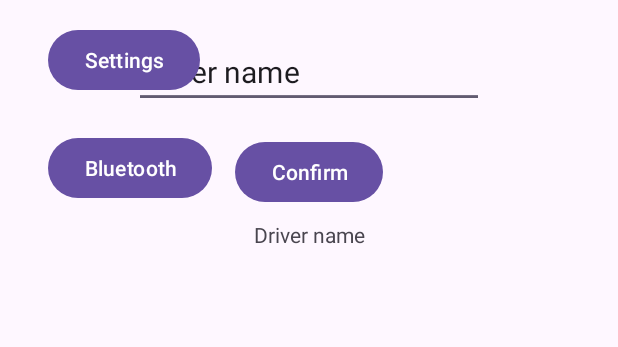
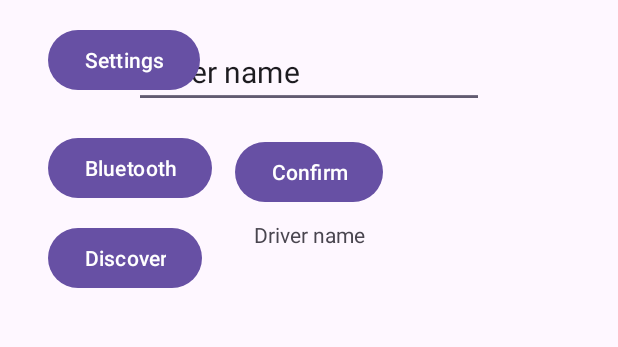
Before and after one commit to Claudiu0707/car-controller, an Android app: the screen it shows after launch (MainActivity), after a tap on "Bluetooth", on a phone screen of 412 x 824 dp, the part 114-461 px from its top. Run offline under Robolectric (Android 15) with nearby library versions, the phone set to English and light mode, and no system bars.

```diff
--- a/app/src/main/java/com/example/carcontroller/MainActivity.java
+++ b/app/src/main/java/com/example/carcontroller/MainActivity.java
@@ -1,6 +1,11 @@
 package com.example.carcontroller;
 
+import android.Manifest;
+import android.content.BroadcastReceiver;
+import android.content.Context;
 import android.content.Intent;
+import android.content.IntentFilter;
+import android.content.pm.PackageManager;
 import android.os.Bundle;
 import android.util.*;
 import android.view.*;
@@ -8,67 +13,135 @@ import android.widget.*;
 
 import android.bluetooth.*;
 
-import androidx.activity.result.ActivityResult;
-import androidx.activity.result.ActivityResultCallback;
 import androidx.activity.result.ActivityResultLauncher;
 import androidx.activity.result.contract.ActivityResultContracts;
 import androidx.appcompat.app.AppCompatActivity;
 
+/*
+*   Notes:
+*       - I implemented a bluetooth broadcast receiver
+*       - I think that method turn bluetooth on is almost done (no changes for now)
+*       - In onDestroy i ensure that I cancel any discovery in progress and unregister any receivers
+*
+*       - I should continue with saving the data of the discovered bluetooth devices (maybe using the  ArrayAdapter<BluetoothDevice> devicesDiscovered;)
+*       - Some links I found:
+*               - https://stackoverflow.com/questions/15120502/how-to-save-a-list-of-discoverable-bluetooth-devices-in-android
+*               - https://developer.android.com/develop/connectivity/bluetooth/find-bluetooth-devices
+*               - https://developer.android.com/develop/connectivity/bluetooth/connect-bluetooth-devices
+*
+*       - Also search how can you emulate other bluetooth devices
+*
+*       - Sometimes in future, I should better organize the code
+*/
+
 public class MainActivity extends AppCompatActivity {
+    ActivityResultLauncher<Intent> launchData = null;
+    BluetoothManager myBluetoothManager = null;
+    BluetoothAdapter myBluetoothAdapter = null;
+    ArrayAdapter<BluetoothDevice> devicesDiscovered;
 
     @Override
     protected void onCreate(Bundle savedInstanceState) {
         super.onCreate(savedInstanceState);
         setContentView(R.layout.activity_main);
+
+        // Create a new context to get access to bluetooth resources
+        myBluetoothManager = getSystemService(BluetoothManager.class);
+        if(myBluetoothManager != null)
+            myBluetoothAdapter = myBluetoothManager.getAdapter();
+
+        // Register for broadcasts when a device is discovered
+        IntentFilter filter = new IntentFilter(BluetoothDevice.ACTION_FOUND);
+        registerReceiver(receiver, filter);
+
+        launchData = registerForActivityResult(
+                new ActivityResultContracts.StartActivityForResult(),
+                result ->{
+                    if (result.getResultCode() == RESULT_OK){
+                        Log.d("BluetoothOperations", "Bluetooth enabled successfully");
+                    } else{
+                        Log.d("BluetoothOperations", "Bluetooth request denied");
+                    }
+                });
     }
 
-//    ActivityResultLauncher<Intent> launchData = null;
-//    //Create a new context
-//    BluetoothManager myBluetoothManager = getSystemService(BluetoothManager.class);
-//    BluetoothAdapter myBluetoothAdapter = myBluetoothManager.getAdapter();
+    @Override
+    protected void onDestroy(){
+        super.onDestroy();
 
+        //F***ing permissions
+        if(checkSelfPermission(Manifest.permission.BLUETOOTH_SCAN)!=PackageManager.PERMISSION_GRANTED)
+            requestPermissions(new String[]{Manifest.permission.BLUETOOTH_SCAN}, 1);
+        myBluetoothAdapter.cancelDiscovery();
+        unregisterReceiver(receiver);
+    }
 
-    public void turnBluetooth(View v){
-//        launchData = registerForActivityResult(
-//                new ActivityResultContracts.StartActivityForResult(),
-//                new ActivityResultCallback<ActivityResult>() {
-//                    @Override
-//                    public void onActivityResult(ActivityResult result) {
-//                        if (result.getResultCode() == MainActivity.RESULT_OK){
-//                            //There are no requests codes
-//                            Intent data = result.getData();
-//                            data.getStringExtra("details");
-//                        }
-//                    }
-//                });
-//        if(myBluetoothAdapter == null){
-//            //Device doesn't support Bluetooth
-//            Log.d(null, "Bluetooth N/A");
-//        }
-//        else{
-//            //Check if bluetooth device is enabled
-//            if(!myBluetoothAdapter.isEnabled()){
-//                //Bluetooth disabled => throw a request to enable bluetooth
-//                Intent enableBTIntent = new Intent(BluetoothAdapter.ACTION_REQUEST_ENABLE);
-//                launchData.launch(enableBTIntent);
-//                //ActivityResultContracts.StartActivityForResult(enableBTIntent, REQUEST_ENABLE_BT);
-//
-//            }
+    private final BroadcastReceiver receiver = new BroadcastReceiver() {
+        @Override
+        public void onReceive(Context context, Intent intent) {
+            String action = intent.getAction();
+            if(BluetoothDevice.ACTION_FOUND.equals(action)){
+                // Discovery has found a device. Get the BluetoothDevice object and its info from the Intent
+                BluetoothDevice device = intent.getParcelableExtra(BluetoothDevice.EXTRA_DEVICE, BluetoothDevice.class);
+                if (checkSelfPermission(Manifest.permission.BLUETOOTH_CONNECT)!= PackageManager.PERMISSION_GRANTED) {
+                    requestPermissions(new String[]{Manifest.permission.BLUETOOTH_CONNECT}, 1);
+                }
+                if(device != null){
+                    String deviceName = device.getName();
+                    String deviceHardwareAddress = device.getAddress(); // MAC address
+                    devicesDiscovered.add(device);
+                    Log.d("BluetoothOperations", "Device found");
+                }
+            }
         }
+    };
 
+    // Method is called to enable bluetooth (if not enabled already) and find available devices
+    public void turnBluetooth(View v) {
+        if (myBluetoothAdapter == null) {
+            //Device doesn't support Bluetooth
+            Log.d("BluetoothOperations", "Bluetooth N/A");
+            return;
+        }
+        // Check if bluetooth device is enabled and request permissions if not already given
+        if (!myBluetoothAdapter.isEnabled()) {
+            if (checkSelfPermission(Manifest.permission.BLUETOOTH_CONNECT)!= PackageManager.PERMISSION_GRANTED){
+                requestPermissions(new String[]{Manifest.permission.BLUETOOTH_CONNECT}, 1);
+                return;
+            }
+            // Bluetooth disabled => throw a request to enable bluetooth
+            Intent enableBTIntent = new Intent(BluetoothAdapter.ACTION_REQUEST_ENABLE);
+            launchData.launch(enableBTIntent);
+        }
+        else{
+            Log.d("BluetoothOperations", "Bluetooth already enabled");
+        }
+    }
 
-    public void handleDriverNameText(View v){
+    public void startDiscoveryDevices(View v){
+        //Permissions again because Android thinks that I want to spy on ..... me
+        if(checkSelfPermission(Manifest.permission.BLUETOOTH_SCAN)!=PackageManager.PERMISSION_GRANTED)
+            requestPermissions(new String[]{Manifest.permission.BLUETOOTH_SCAN}, 1);
+
+        //Before device starts discovering other devices, check if it is not already discovering
+        //Immediately after checking (and maybe canceling) discovery-mode, start discovery
+        if(myBluetoothAdapter.isDiscovering()){
+            myBluetoothAdapter.cancelDiscovery();
+            Log.d("BluetoothOperations", "Discovery was canceled");
+        }
+        boolean bool = myBluetoothAdapter.startDiscovery();
+        Log.d("BluetoothOperations", "Discovery was started");
+    }
+    public void handleDriverNameText (View v){
         String driverName;
-        driverName = ((EditText)findViewById(R.id.driverTextBoxID)).getText().toString();
-        ((TextView)findViewById(R.id.inputName)).setText(driverName);
+        driverName = ((EditText) findViewById(R.id.driverTextBoxID)).getText().toString();
+        ((TextView) findViewById(R.id.inputName)).setText(driverName);
         Toast.makeText(this, "Driver introduced", Toast.LENGTH_LONG).show(); //I can add alert if new driver is added to the DB or if he already exists
         Log.d("Driver name", driverName);
     }
 
-    public void launchActivityStatistics(View v){
+    public void launchActivityStatistics (View v){
         Intent i = new Intent(this, StatisticsActivity.class);
         startActivity(i);
     }
-
-
 }
--- a/app/src/main/res/layout/activity_main.xml
+++ b/app/src/main/res/layout/activity_main.xml
@@ -78,7 +78,7 @@
         app:layout_constraintTop_toTopOf="parent" />
 
     <Button
-        android:id="@+id/settingsButton2"
+        android:id="@+id/bluetoothButton"
         android:layout_width="wrap_content"
         android:layout_height="wrap_content"
         android:layout_marginStart="32dp"
@@ -88,4 +88,15 @@
         app:layout_constraintStart_toStartOf="parent"
         app:layout_constraintTop_toTopOf="parent" />
 
+    <Button
+        android:id="@+id/discoverButton"
+        android:layout_width="wrap_content"
+        android:layout_height="wrap_content"
+        android:layout_marginStart="32dp"
+        android:layout_marginTop="224dp"
+        android:onClick="startDiscoveryDevices"
+        android:text="@string/discoverDevices"
+        app:layout_constraintStart_toStartOf="parent"
+        app:layout_constraintTop_toTopOf="parent" />
+
 </androidx.constraintlayout.widget.ConstraintLayout>
--- a/app/src/main/res/values/strings.xml
+++ b/app/src/main/res/values/strings.xml
@@ -4,6 +4,7 @@
     <string name="car_controller">Car controller</string>
     <string name="confirm">Confirm</string>
     <string name="statistics">Statistics</string>
+    <string name="discoverDevices">Discover</string>
     <string name="ON_OFF_Bluetooth">Bluetooth</string>
     <string name="title_activity_settings">Settings</string>
     <!-- Preference Titles -->
```
Also changed, not shown: app/src/main/AndroidManifest.xml (+4 -5 lines).
